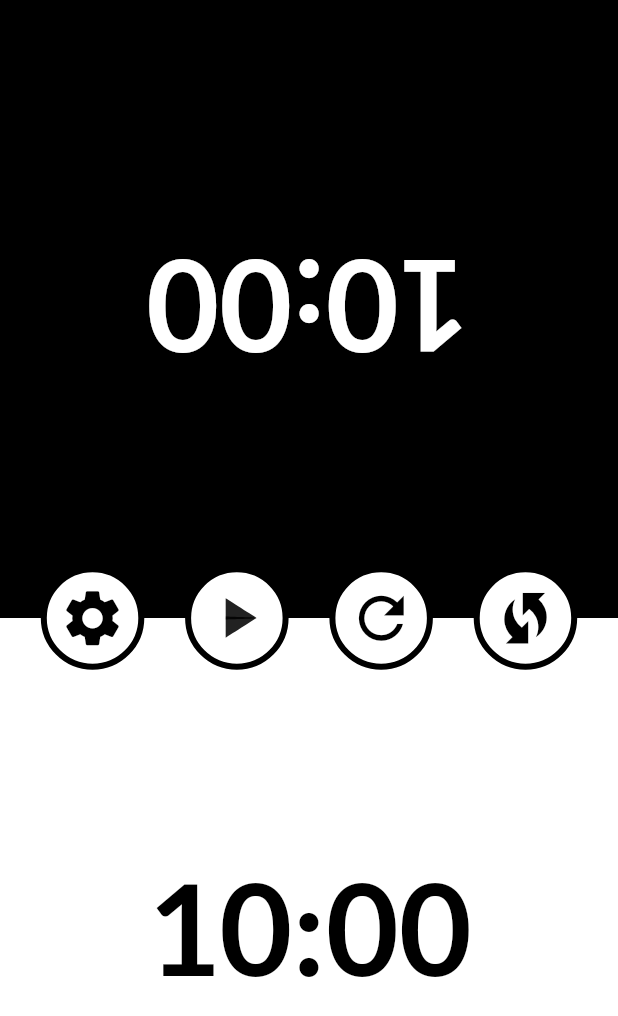
After one commit to F-Y-E-F/chess.io, a Flutter app: the screen it shows after launch, after a tap on the "timer" icon, on a phone screen of 412 x 824 dp. The commit adds this screen. Shown: the top 1016 px of the screen. Run offline on Flutter 3.47's test engine with Material 2 defaults, Android fonts, the phone set to English and light mode, and no system bars; our stand-ins replace fl_chart, google_fonts; missing offline and left inert: pausable_timer.

Commit message:
prepare simple 10min chess timer

```diff
--- /dev/null
+++ b/lib/ui/screens/chess_timer_screen.dart
@@ -0,0 +1,265 @@
+import 'dart:async';
+
+import 'package:flutter/cupertino.dart';
+import 'package:flutter/material.dart';
+import 'package:flutter/rendering.dart';
+import 'package:google_fonts/google_fonts.dart';
+import 'package:pausable_timer/pausable_timer.dart';
+
+class ChessTimerScreen extends StatefulWidget {
+  @override
+  _ChessTimerScreenState createState() => _ChessTimerScreenState();
+}
+
+class _ChessTimerScreenState extends State<ChessTimerScreen>
+    with TickerProviderStateMixin {
+  //NAVIGATION
+  int rotate = 0;
+  bool isPlaying = false;
+  bool isWhiteSite = true;
+
+  //==========
+
+  //ANIMS
+  AnimationController _playPauseController;
+  AnimationController _rotationController;
+  AnimationController _refreshRotationController;
+  //=====
+
+  //TIMERS
+  PausableTimer _whiteTimer;
+  var _whiteCountDown = 600;
+
+  PausableTimer _blackTimer;
+  var _blackCountDown = 600;
+
+  bool _isBlackLastPaused = false;
+
+  //=====
+
+  @override
+  void initState() {
+    _whiteTimer = PausableTimer(
+      Duration(seconds: 1),
+      () {
+        setState(() {
+          _whiteCountDown--;
+        });
+        if (_whiteCountDown > 0) {
+          _whiteTimer
+            ..reset()
+            ..start();
+        }
+      },
+    );
+    _blackTimer = PausableTimer(
+      Duration(milliseconds: 1000),
+      () {
+        setState(() {
+          _blackCountDown--;
+        });
+        if (_blackCountDown > 0) {
+          _blackTimer
+            ..reset()
+            ..start();
+        }
+      },
+    );
+    _playPauseController = AnimationController(
+        duration: const Duration(milliseconds: 400), vsync: this);
+    _rotationController = AnimationController(
+        duration: const Duration(milliseconds: 400), vsync: this);
+    _refreshRotationController = AnimationController(
+        duration: const Duration(milliseconds: 400), vsync: this);
+    super.initState();
+  }
+
+  @override
+  void dispose() {
+    _playPauseController.dispose();
+    _rotationController.dispose();
+    super.dispose();
+  }
+
+  @override
+  Widget build(BuildContext context) {
+    return Scaffold(
+      body: Stack(
+        children: [
+          RotatedBox(
+            quarterTurns: rotate,
+            child: Column(
+              children: [
+                Expanded(
+                    child: InkWell(
+                  onTap: _isBlackLastPaused ? _onChangeUserTimerClick : null,
+                  child: Ink(
+                    width: double.infinity,
+                    color: Colors.black,
+                    child: Center(
+                        child: RotatedBox(
+                      quarterTurns: 2,
+                      child: Text(
+                        format(Duration(seconds: _blackCountDown)),
+                        style: GoogleFonts.lato(
+                            color: Colors.white,
+                            fontSize: 84,
+                            fontWeight: FontWeight.bold),
+                      ),
+                    )),
+                  ),
+                )),
+                Expanded(
+                    child: InkWell(
+                  onTap: !_isBlackLastPaused ? _onChangeUserTimerClick : null,
+                  child: Ink(
+                    width: double.infinity,
+                    color: Colors.white,
+                    child: Center(
+                        child: Text(
+                      format(Duration(seconds: _whiteCountDown)),
+                      style: GoogleFonts.lato(
+                          color: Colors.black,
+                          fontSize: 84,
+                          fontWeight: FontWeight.bold),
+                    )),
+                  ),
+                )),
+              ],
+            ),
+          ),
+          Center(
+            child: Row(
+              mainAxisAlignment: MainAxisAlignment.spaceEvenly,
+              children: [
+                Container(
+                    decoration: BoxDecoration(
+                      shape: BoxShape.circle,
+                      color: Colors.white,
+                      border: Border.all(color: Colors.black, width: 4),
+                    ),
+                    child: IconButton(
+                        iconSize: 45,
+                        icon: Icon(
+                          Icons.settings,
+                          color: Colors.black,
+                        ),
+                        onPressed: () {})),
+                Container(
+                  child: IconButton(
+                    iconSize: 45,
+                    icon: AnimatedIcon(
+                      icon: AnimatedIcons.play_pause,
+                      progress: _playPauseController,
+                    ),
+                    onPressed: _handleOnPressedPlayPause,
+                  ),
+                  decoration: BoxDecoration(
+                    shape: BoxShape.circle,
+                    color: Colors.white,
+                    border: Border.all(color: Colors.black, width: 4),
+                  ),
+                ),
+                Container(
+                    decoration: BoxDecoration(
+                      shape: BoxShape.circle,
+                      color: Colors.white,
+                      border: Border.all(color: Colors.black, width: 4),
+                    ),
+                    child: RotationTransition(
+                      turns: Tween(begin:0.0,end: 1.0).animate(_refreshRotationController),
+                      child: IconButton(
+                          iconSize: 45,
+                          icon: Icon(
+                            Icons.refresh,
+                            color: Colors.black,
+                          ),
+                          onPressed: _resetTimers),
+                    )),
+                Container(
+                  decoration: BoxDecoration(
+                    shape: BoxShape.circle,
+                    color: Colors.white,
+                    border: Border.all(color: Colors.black, width: 4),
+                  ),
+                  child: RotationTransition(
+                      turns: Tween(begin: 0.0, end: 0.5)
+                          .animate(_rotationController),
+                      child: IconButton(
+                        iconSize: 45,
+                        icon: Icon(
+                          Icons.wifi_protected_setup,
+                          color: Colors.black,
+                        ),
+                        onPressed: _handleOnChangeSites,
+                      )),
+                ),
+
+              ],
+            ),
+          ),
+        ],
+      ),
+    );
+  }
+
+  void _onChangeUserTimerClick() {
+    if (!(_whiteTimer.isPaused && _blackTimer.isPaused)) {
+      if (_whiteTimer.isPaused) {
+        _whiteTimer.start();
+        _blackTimer.pause();
+        setState(() => _isBlackLastPaused = false);
+
+      } else {
+        _whiteTimer.pause();
+        _blackTimer.start();
+        setState(() => _isBlackLastPaused = true);
+      }
+    }
+  }
+
+  void _handleOnPressedPlayPause() {
+    if (_whiteTimer.isPaused && _blackTimer.isPaused) {
+      if (!_isBlackLastPaused)
+        _whiteTimer.start();
+      else
+        _blackTimer.start();
+    } else {
+      _whiteTimer.pause();
+      _blackTimer.pause();
+    }
+
+    setState(() {
+      isPlaying = !isPlaying;
+      isPlaying
+          ? _playPauseController.forward()
+          : _playPauseController.reverse();
+    });
+  }
+
+  void _handleOnChangeSites() {
+    setState(() {
+      rotate == 0 ? rotate = 2 : rotate = 0;
+      rotate == 2
+          ? _rotationController.forward()
+          : _rotationController.reverse();
+    });
+  }
+
+  format(Duration d) => d.toString().substring(2, 7);
+
+  void _resetTimers() {
+    _refreshRotationController.forward().whenComplete(() => _refreshRotationController.reset());
+    _isBlackLastPaused = false;
+    _whiteTimer.pause();
+    _blackTimer.pause();
+    setState(() {
+      _whiteCountDown = 600;
+      _blackCountDown = 600;
+      isPlaying = false;
+      isPlaying
+          ? _playPauseController.forward()
+          : _playPauseController.reverse();
+    });
+  }
+}
--- a/lib/ui/screens/input_nickname_screen.dart
+++ b/lib/ui/screens/input_nickname_screen.dart
@@ -6,7 +6,9 @@ import 'package:chess_io/data/remote/providers/chess_data_provider.dart';
 import 'package:chess_io/ui/helpers/custom_page_transition.dart';
 import 'package:chess_io/ui/helpers/dialogs.dart';
 import 'package:chess_io/ui/helpers/snacks.dart';
+import 'package:chess_io/ui/screens/chess_timer_screen.dart';
 import 'package:chess_io/ui/screens/home_screen.dart';
+import 'package:flutter/cupertino.dart';
 import 'package:flutter/material.dart';
 import 'package:provider/provider.dart';
 
@@ -69,7 +71,21 @@ class InputNicknameScreen extends StatelessWidget {
                     await submitRequest(context);
                   },
                   child: Text("Go inside!"),
-                ))
+                )),
+            Align(
+              alignment: Alignment.bottomCenter,
+              child: GestureDetector(
+                onTap: () => Navigator.of(context).push(CustomPageTransition(page: ChessTimerScreen(), transitionType: PageTransitions.SCALE)),
+                child: Container(
+                  color: Colors.red,
+                  padding: const EdgeInsets.all(20),
+                  child: Icon(
+                    Icons.timer_sharp,
+                    size: 40,
+                  ),
+                ),
+              ),
+            )
           ],
         ),
       ),
--- a/pubspec.yaml
+++ b/pubspec.yaml
@@ -36,6 +36,7 @@ dependencies:
   fl_chart: ^0.36.1
   chess: ^0.6.5
   url_launcher: ^6.0.6
+  pausable_timer: ^1.0.0+1
 
 dev_dependencies:
   flutter_test:
```
Also changed, not shown: pubspec.lock.
